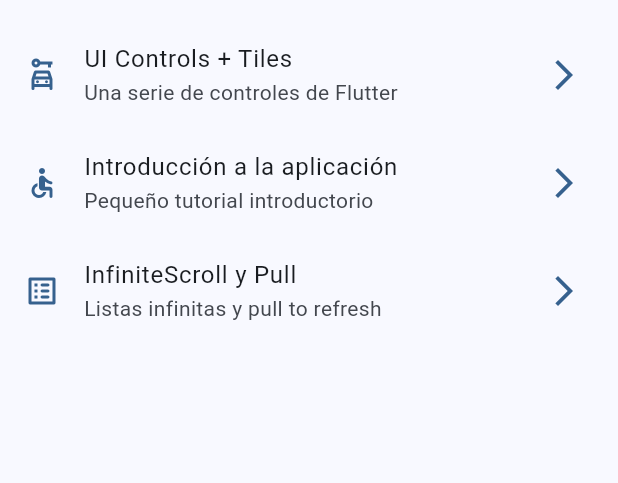
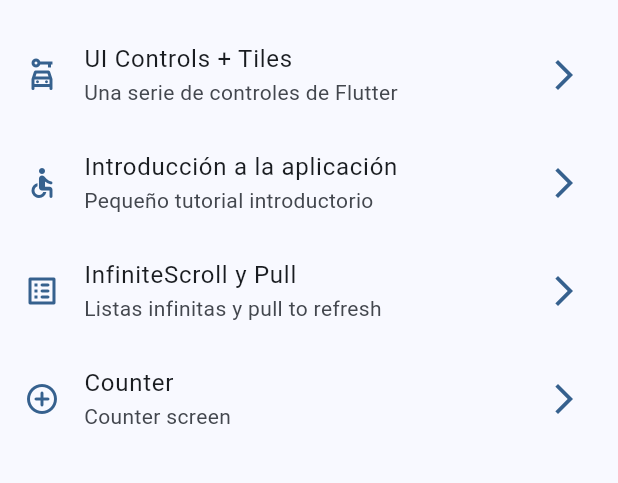
Before and after one commit to MiguelHG2351/widget-app, a Flutter app: the screen it shows after launch, on a phone screen of 412 x 824 dp, the part 603-1086 px from its top. Run offline on Flutter 3.47's test engine with Material 3 defaults, Android fonts, the phone set to English and light mode, and no system bars; our stand-ins replace animate_do, go_router.

```diff
--- a/lib/config/router/app_router.dart
+++ b/lib/config/router/app_router.dart
@@ -1,4 +1,5 @@
 import 'package:go_router/go_router.dart';
+import 'package:widgets_app/presentation/screens/counter/counter_screen.dart';
 
 import '../../presentation/screens/screens.dart';
 
@@ -51,5 +52,10 @@ final appRouter = GoRouter(
       name: InfiniteScrollScreen.name,
       builder: (context, state) => const InfiniteScrollScreen()
     ),
+    GoRoute(
+      path: '/counter',
+      name: CounterScreen.name,
+      builder: (context, state) => const CounterScreen()
+    ),
   ]
 );
--- a/lib/config/theme/menu/menu_item.dart
+++ b/lib/config/theme/menu/menu_item.dart
@@ -63,4 +63,10 @@ const appMenuItems = <MenuItem>[
     link: '/infinite',
     icon: Icons.list_alt_rounded
   ),
+  MenuItem(
+    title: 'Counter',
+    subTitle: 'Counter screen',
+    link: '/counter',
+    icon: Icons.add_circle_outline_rounded
+  ),
 ];
--- a/lib/presentation/screens/buttons/buttons_screen.dart
+++ b/lib/presentation/screens/buttons/buttons_screen.dart
@@ -13,8 +13,9 @@ class ButtonsScreen extends StatelessWidget {
         title: const Text('Buttons screens'),
       ),
       body: const _ButtonsView(),
-      floatingActionButton: FloatingActionButton(
-        child: const Icon(Icons.arrow_back_ios_new_outlined),
+      floatingActionButton: FloatingActionButton.extended(
+        icon: const Icon(Icons.arrow_back_ios_new_outlined),
+        label: const Text('Sumar'),
         onPressed: () => context.pop(),
       ),
     );
--- a/lib/presentation/screens/cards/cards_screen.dart
+++ b/lib/presentation/screens/cards/cards_screen.dart
@@ -160,7 +160,7 @@ class _CardType4 extends StatelessWidget {
 
   @override
   Widget build(BuildContext context) {
-    final colors = Theme.of(context).colorScheme;
+    // final colors = Theme.of(context).colorScheme;
 
     return Card(
       elevation: elevation,
```
Also changed, not shown: lib/presentation/screens/counter/counter_screen.dart (added, +27 -0 lines).
